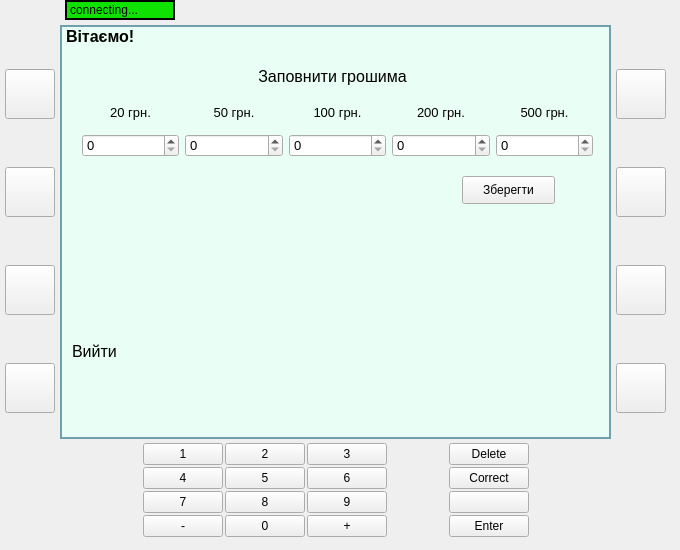
First picture: the form in ATM_Project/mainwindow.ui, repository artikgak/MOOP_ATM, before the edit.
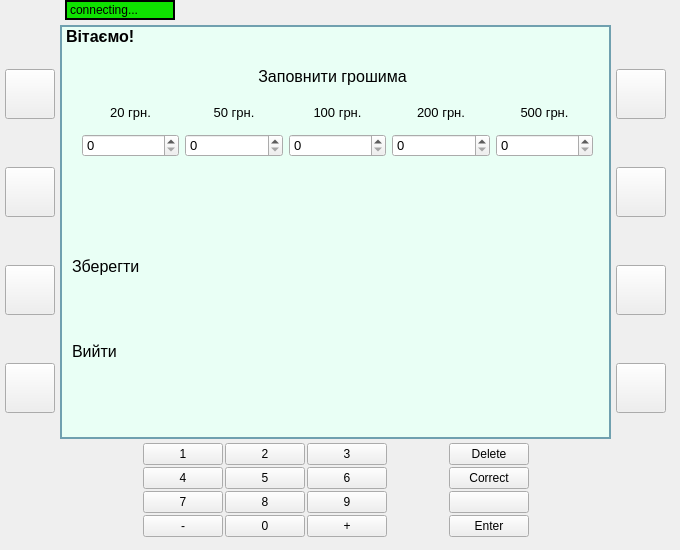
Second picture: the form after the edit. The open tabs and pages were chosen to show the change. Icons and pictures are not drawn.

```diff
--- a/ATM_Project/mainwindow.ui
+++ b/ATM_Project/mainwindow.ui
@@ -2780,19 +2780,6 @@
              </item>
             </layout>
            </widget>
-           <widget class="QPushButton" name="pushButton">
-            <property name="geometry">
-             <rect>
-              <x>400</x>
-              <y>130</y>
-              <width>93</width>
-              <height>28</height>
-             </rect>
-            </property>
-            <property name="text">
-             <string>Зберегти</string>
-            </property>
-           </widget>
            <widget class="QLabel" name="label_33">
             <property name="geometry">
              <rect>
@@ -2811,6 +2798,24 @@
              <string>Вийти</string>
             </property>
            </widget>
+           <widget class="QLabel" name="label_39">
+            <property name="geometry">
+             <rect>
+              <x>10</x>
+              <y>200</y>
+              <width>101</width>
+              <height>41</height>
+             </rect>
+            </property>
+            <property name="font">
+             <font>
+              <pointsize>12</pointsize>
+             </font>
+            </property>
+            <property name="text">
+             <string>Зберегти</string>
+            </property>
+           </widget>
           </widget>
          </widget>
         </item>
```
Left out of the diff: 18 changed lines with no effect on the pictures.
